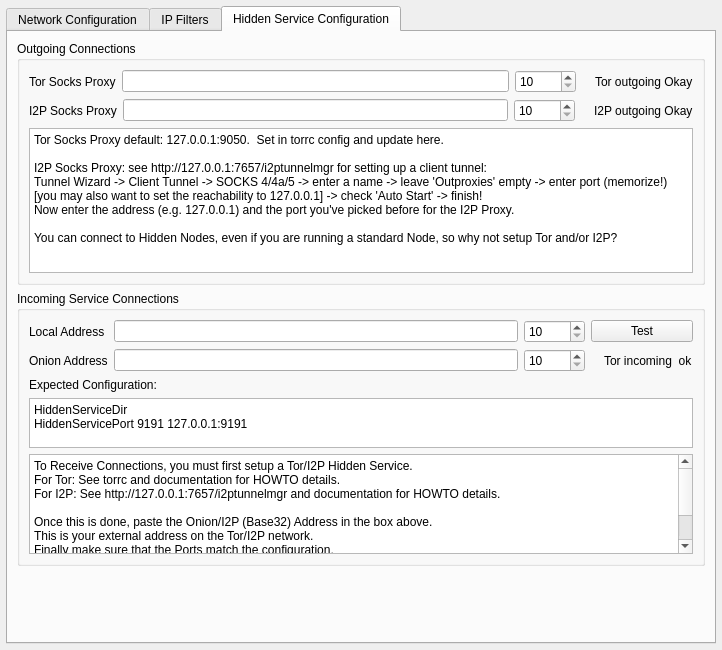
First picture: the form in retroshare-gui/src/gui/settings/ServerPage.ui, repository RetroShare/RetroShare, before the edit.
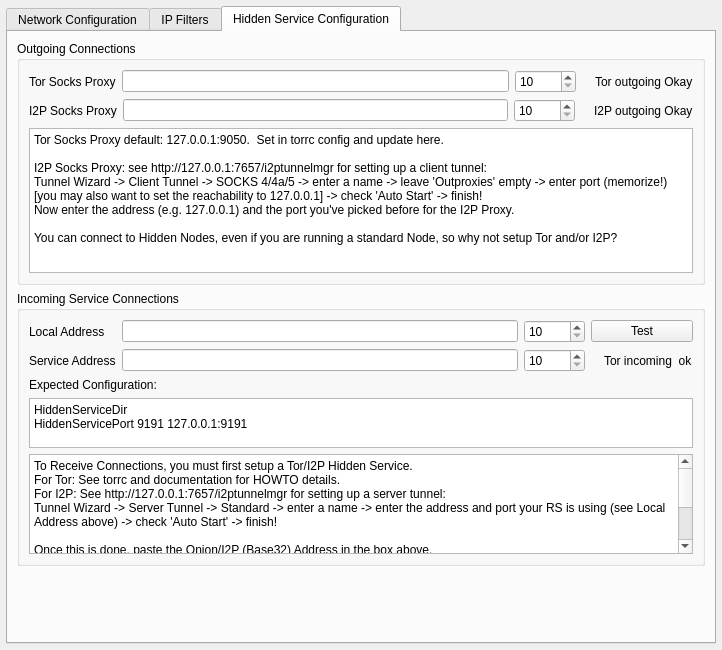
Second picture: the form after the edit. The open tabs and pages were chosen to show the change. Icons and pictures are not drawn.

Commit message: added simple step-by-step guide to add a I2P server tunnel

```diff
--- a/retroshare-gui/src/gui/settings/ServerPage.ui
+++ b/retroshare-gui/src/gui/settings/ServerPage.ui
@@ -965,7 +965,7 @@
             <item row="1" column="0">
              <widget class="QLabel" name="l_serviceAddress">
               <property name="text">
-               <string>Onion Address</string>
+               <string>Service Address</string>
               </property>
              </widget>
             </item>
@@ -1082,7 +1082,8 @@
             <property name="plainText">
              <string>To Receive Connections, you must first setup a Tor/I2P Hidden Service. 
 For Tor: See torrc and documentation for HOWTO details.
-For I2P: See http://127.0.0.1:7657/i2ptunnelmgr and documentation for HOWTO details.
+For I2P: See http://127.0.0.1:7657/i2ptunnelmgr for setting up a server tunnel:
+Tunnel Wizard -&gt; Server Tunnel -&gt; Standard -&gt; enter a name -&gt; enter the address and port your RS is using (see Local Address above) -&gt; check 'Auto Start' -&gt; finish!
 
 Once this is done, paste the Onion/I2P (Base32) Address in the box above.
 This is your external address on the Tor/I2P network.
```
